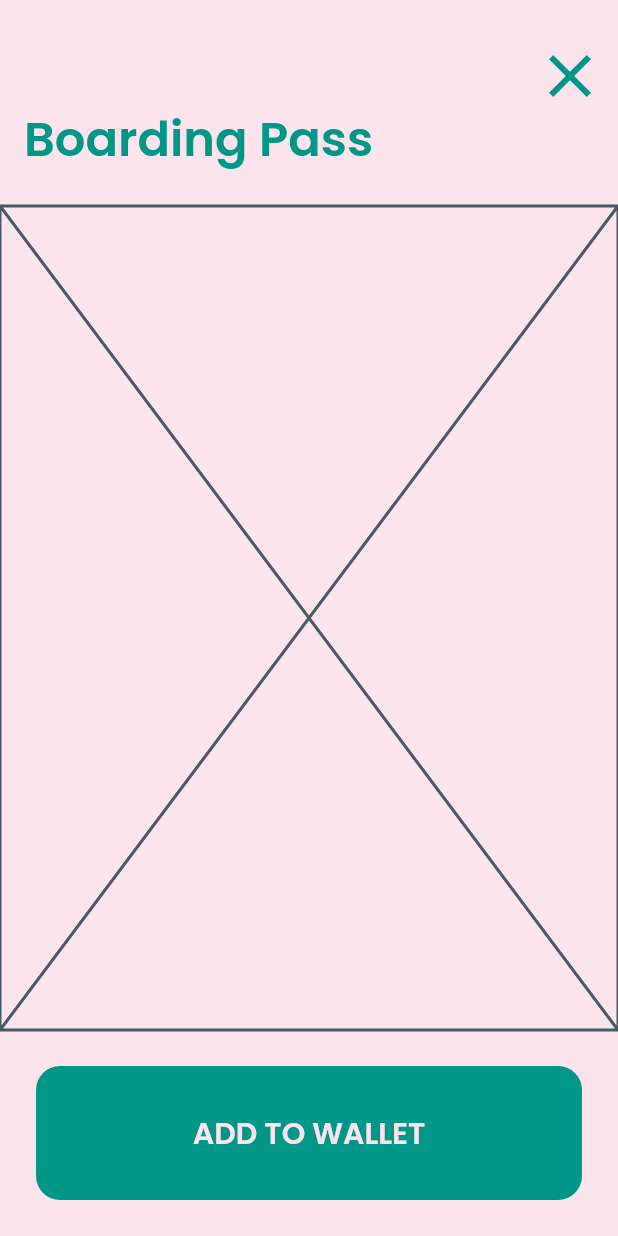
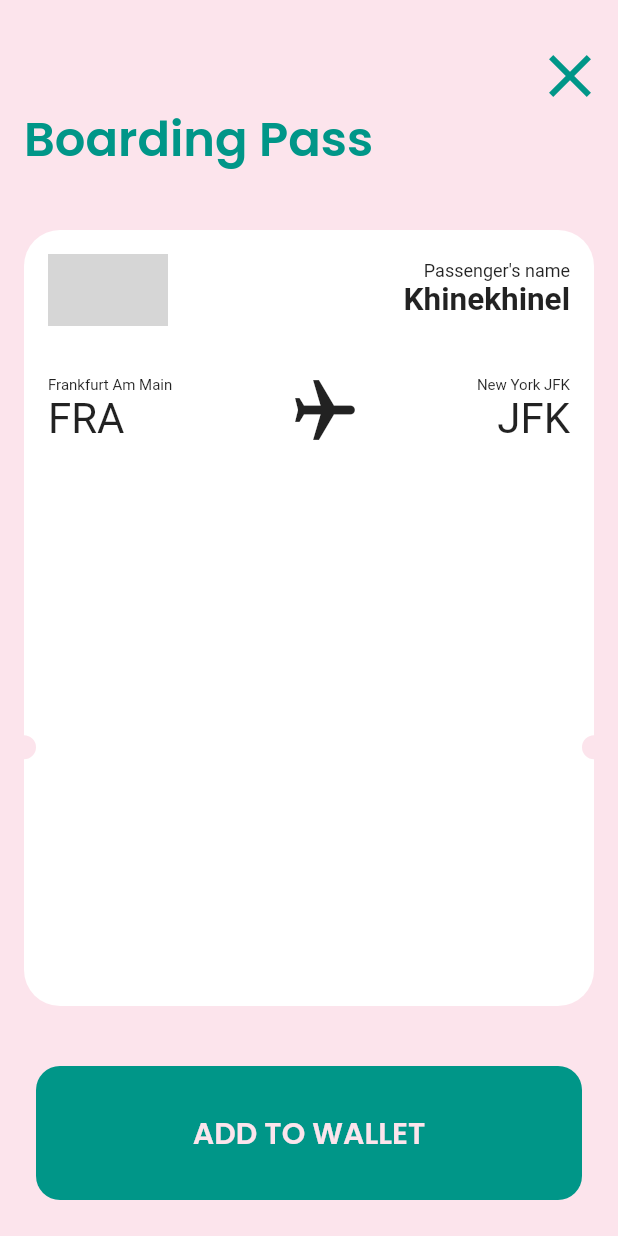
Before and after one commit to KhineKhineLin/Dribbble-Flutter-UI3, a Flutter app: the screen it shows after launch, on a phone screen of 412 x 824 dp. Run offline on Flutter 3.47's test engine with Material 2 defaults, Android fonts, the phone set to English and light mode, and no system bars; our stand-ins replace google_fonts; network calls fail; grey boxes are pictures that could not be loaded.

Commit message:
boarding pass second ui commit

```diff
--- a/dribble_flutter_ui3/lib/boarding_pass_app/boarding_ticket_page.dart
+++ b/dribble_flutter_ui3/lib/boarding_pass_app/boarding_ticket_page.dart
@@ -1,3 +1,4 @@
+import 'package:dribble_flutter_ui3/boarding_pass_app/ticket_widget.dart';
 import 'package:flutter/material.dart';
 import 'package:google_fonts/google_fonts.dart';
 
@@ -45,7 +46,93 @@ class BoardingTicketPage extends StatelessWidget {
                     ],
                   ),
                 )),
-            Expanded(flex: 4, child: Placeholder()),
+            Expanded(
+                flex: 4,
+                child: Padding(
+                  padding: const EdgeInsets.all(16.0),
+                  child: TicketWidget(
+                    width: double.infinity,
+                    height: double.infinity,
+                    child: Padding(
+                      padding:
+                          const EdgeInsets.only(top: 16, right: 16, left: 16),
+                      child: Column(
+                        children: [
+                          Row(
+                            children: [
+                              Container(
+                                height: 48,
+                                width: 80,
+                                decoration: BoxDecoration(
+                                    image: DecorationImage(
+                                        image: NetworkImage(
+                                            'https://cdn.pixabay.com/photo/2018/03/28/04/02/logo-3268177_1280.png'))),
+                              ),
+                              Spacer(),
+                              Column(
+                                crossAxisAlignment: CrossAxisAlignment.end,
+                                children: [
+                                  Text(
+                                    'Passenger\'s name',
+                                    style: TextStyle(fontSize: 12),
+                                  ),
+                                  Text(
+                                    'Khinekhinel',
+                                    style: TextStyle(
+                                        fontWeight: FontWeight.bold,
+                                        fontSize: 21),
+                                  )
+                                ],
+                              )
+                            ],
+                          ),
+                          SizedBox(
+                            height: 32,
+                          ),
+                          Row(
+                            mainAxisAlignment: MainAxisAlignment.spaceBetween,
+                            children: [
+                              Column(
+                                mainAxisAlignment: MainAxisAlignment.center,
+                                crossAxisAlignment: CrossAxisAlignment.start,
+                                children: [
+                                  Text(
+                                    'Frankfurt Am Main',
+                                    style: TextStyle(fontSize: 10),
+                                  ),
+                                  Text(
+                                    'FRA',
+                                    style: TextStyle(fontSize: 28),
+                                  )
+                                ],
+                              ),
+                              RotatedBox(
+                                  quarterTurns: 1,
+                                  child: Icon(
+                                    Icons.airplanemode_active,
+                                    size: 48,
+                                  )),
+                              Column(
+                                crossAxisAlignment: CrossAxisAlignment.end,
+                                children: [
+                                  Text(
+                                    'New York JFK',
+                                    style: TextStyle(fontSize: 10),
+                                  ),
+                                  Text(
+                                    'JFK',
+                                    style: TextStyle(fontSize: 28),
+                                  )
+                                ],
+                              )
+                            ],
+                          )
+                        ],
+                      ),
+                    ),
+                    cornerRounded: true,
+                  ),
+                )),
             Expanded(
                 flex: 1,
                 child: Container(
--- /dev/null
+++ b/dribble_flutter_ui3/lib/boarding_pass_app/ticket_clipper.dart
@@ -0,0 +1,21 @@
+import 'package:flutter/material.dart';
+class TicketClipper extends CustomClipper<Path>{
+  @override
+  Path getClip(Size size) {
+    Path path=Path();
+    path.lineTo(0.0, size.height);
+    path.lineTo(size.width, size.height);
+    path.lineTo(size.width, 0);
+    path.addOval(Rect.fromCircle(
+      center: Offset(0.0,size.height/1.5), radius: 8.0));
+    path.addOval(Rect.fromCircle(
+      center: Offset(size.width,size.height/1.5), radius: 8.0));
+    return path;
+  }
+
+  @override
+  bool shouldReclip(covariant CustomClipper<Path> oldClipper) {
+    return false;
+  }
+
+}
--- /dev/null
+++ b/dribble_flutter_ui3/lib/boarding_pass_app/ticket_widget.dart
@@ -0,0 +1,25 @@
+import 'package:dribble_flutter_ui3/boarding_pass_app/ticket_clipper.dart';
+import 'package:flutter/material.dart';
+
+class TicketWidget extends StatelessWidget {
+  final double? width;
+  final double? height;
+  final Widget? child;
+  final bool cornerRounded;
+  TicketWidget({this.width,this.height,this.child,required this.cornerRounded});
+  @override
+  Widget build(BuildContext context) {
+    return ClipPath(
+      clipper: TicketClipper(),
+      child: Container(
+        width: width,
+        height: height,
+        child: child,
+        decoration: BoxDecoration(
+          color: Colors.white,
+          borderRadius: cornerRounded?BorderRadius.circular(24.0):BorderRadius.circular(0)
+        ),
+      ),
+    );
+  }
+}
```
